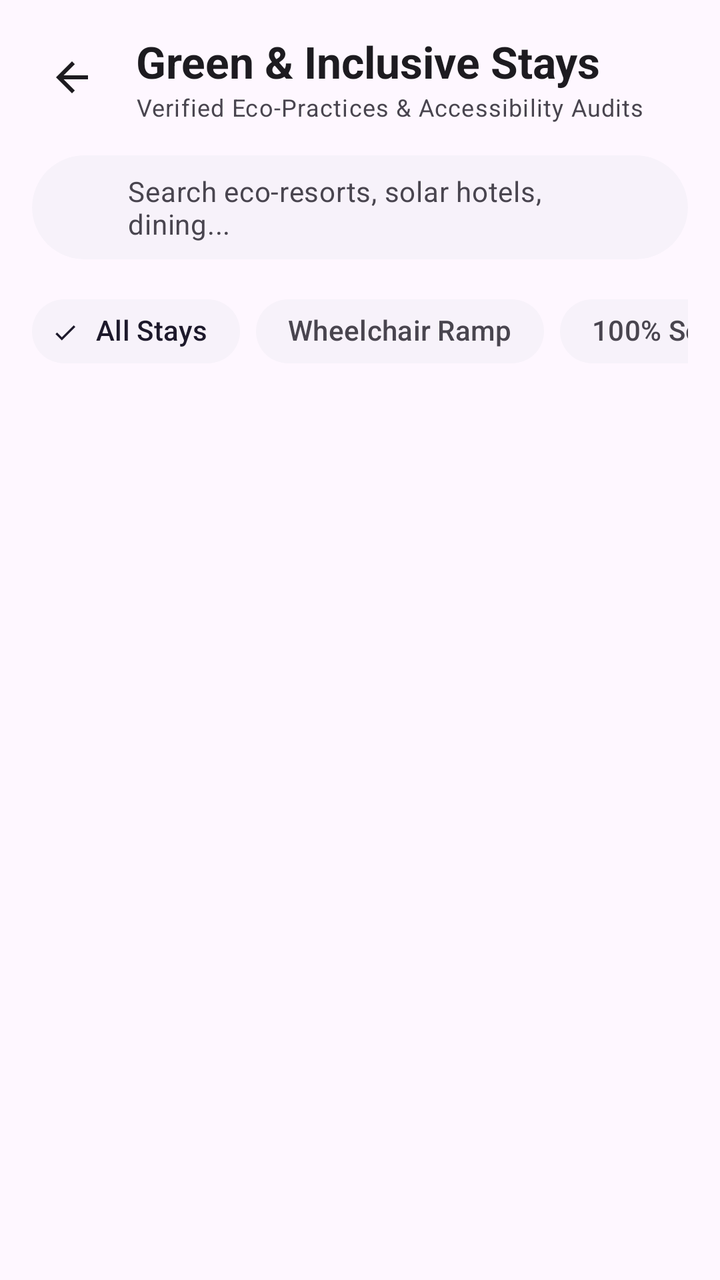
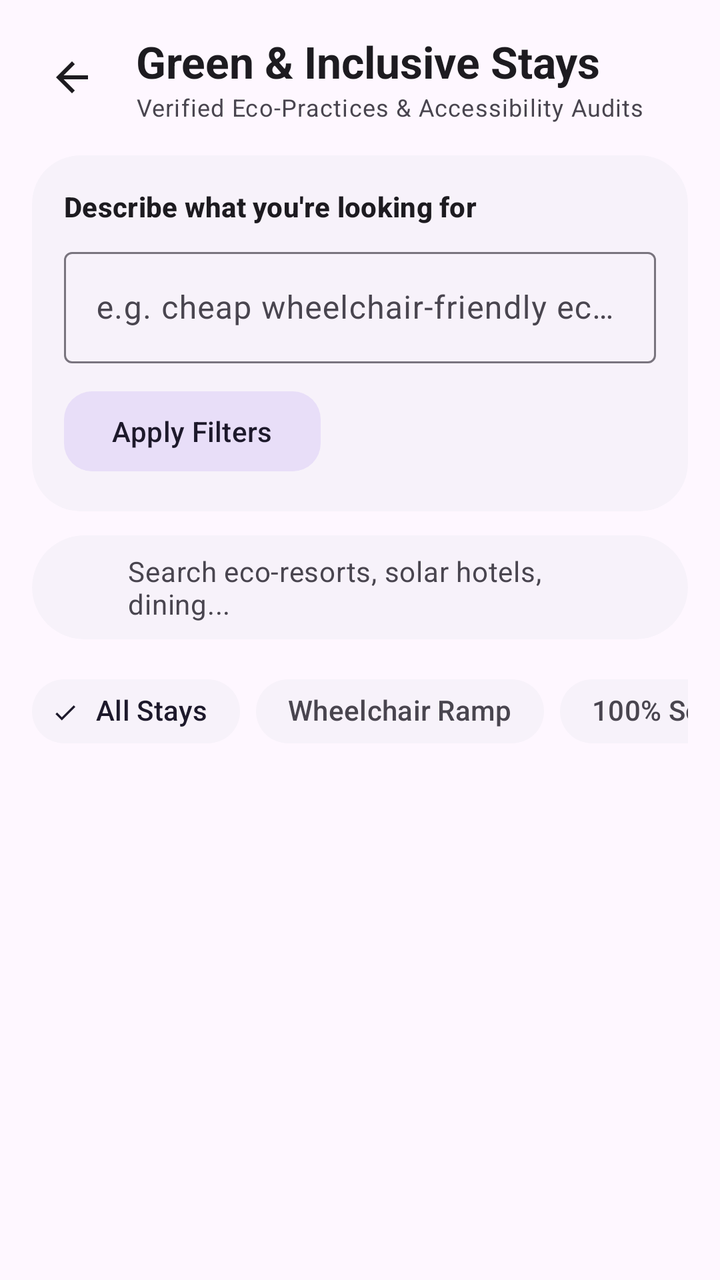

An Android layout rendered at two revisions. The XML below is the earlier revision; the diff shows what the commit changed to produce the second picture.
<!-- AndroidManifest.xml: application theme Theme.UrbanPulse -->
<!-- res/layout/activity_hospitality.xml -->
<?xml version="1.0" encoding="utf-8"?>
<androidx.coordinatorlayout.widget.CoordinatorLayout
    xmlns:android="http://schemas.android.com/apk/res/android"
    xmlns:app="http://schemas.android.com/apk/res-auto"
    xmlns:tools="http://schemas.android.com/tools"
    android:layout_width="match_parent"
    android:layout_height="match_parent"
    android:background="?attr/colorSurface">

    <LinearLayout
        android:layout_width="match_parent"
        android:layout_height="match_parent"
        android:orientation="vertical"
        android:padding="16dp">

        
        <LinearLayout
            android:layout_width="match_parent"
            android:layout_height="wrap_content"
            android:orientation="horizontal"
            android:gravity="center_vertical"
            android:layout_marginBottom="16dp">

            <ImageButton
                android:id="@+id/btnBack"
                android:layout_width="40dp"
                android:layout_height="40dp"
                android:background="?attr/selectableItemBackgroundBorderless"
                android:src="@drawable/ic_arrow_back"
                app:tint="?attr/colorOnSurface" />

            <LinearLayout
                android:layout_width="0dp"
                android:layout_height="wrap_content"
                android:layout_weight="1"
                android:layout_marginStart="12dp"
                android:orientation="vertical">

                <TextView
                    android:layout_width="wrap_content"
                    android:layout_height="wrap_content"
                    android:text="Green &amp; Inclusive Stays"
                    android:textAppearance="@style/TextAppearance.Material3.TitleLarge"
                    android:textColor="?attr/colorOnSurface"
                    android:textStyle="bold" />

                <TextView
                    android:layout_width="wrap_content"
                    android:layout_height="wrap_content"
                    android:text="Verified Eco-Practices &amp; Accessibility Audits"
                    android:textAppearance="@style/TextAppearance.Material3.BodySmall"
                    android:textColor="?attr/colorOnSurfaceVariant" />

            </LinearLayout>

        </LinearLayout>

        
        <com.google.android.material.card.MaterialCardView
            android:layout_width="match_parent"
            android:layout_height="52dp"
            style="@style/Widget.Material3.CardView.Filled"
            app:cardCornerRadius="26dp"
            app:cardBackgroundColor="?attr/colorSurfaceContainerLow"
            app:strokeWidth="0dp"
            android:layout_marginBottom="12dp">

            <LinearLayout
                android:layout_width="match_parent"
                android:layout_height="match_parent"
                android:gravity="center_vertical"
                android:paddingHorizontal="16dp">

                <ImageView
                    android:layout_width="20dp"
                    android:layout_height="20dp"
                    android:src="@drawable/ic_search"
                    app:tint="?attr/colorOnSurfaceVariant" />

                <EditText
                    android:id="@+id/etSearchHospitality"
                    android:layout_width="match_parent"
                    android:layout_height="match_parent"
                    android:background="@null"
                    android:hint="Search eco-resorts, solar hotels, dining..."
                    android:paddingHorizontal="12dp"
                    android:textAppearance="@style/TextAppearance.Material3.BodyMedium"
                    android:textColor="?attr/colorOnSurface"
                    android:textColorHint="?attr/colorOnSurfaceVariant" />

            </LinearLayout>
        </com.google.android.material.card.MaterialCardView>

        
        <HorizontalScrollView
            android:layout_width="match_parent"
            android:layout_height="wrap_content"
            android:layout_marginBottom="16dp"
            android:scrollbars="none">

            <com.google.android.material.chip.ChipGroup
                android:id="@+id/chipGroupHospitality"
                android:layout_width="wrap_content"
                android:layout_height="wrap_content"
                app:singleSelection="true">

                <com.google.android.material.chip.Chip
                    android:id="@+id/chipFilterAll"
                    style="@style/Widget.Material3.Chip.Filter"
                    android:layout_width="wrap_content"
                    android:layout_height="wrap_content"
                    android:checked="true"
                    android:text="All Stays"
                    app:chipCornerRadius="16dp"
                    app:chipBackgroundColor="?attr/colorSurfaceContainerLow"
                    app:chipStrokeWidth="0dp" />

                <com.google.android.material.chip.Chip
                    android:id="@+id/chipFilterWheelchair"
                    style="@style/Widget.Material3.Chip.Filter"
                    android:layout_width="wrap_content"
                    android:layout_height="wrap_content"
                    android:text="Wheelchair Ramp"
                    app:chipCornerRadius="16dp"
                    app:chipBackgroundColor="?attr/colorSurfaceContainerLow"
                    app:chipStrokeWidth="0dp" />

                <com.google.android.material.chip.Chip
                    android:id="@+id/chipFilterSolar"
                    style="@style/Widget.Material3.Chip.Filter"
                    android:layout_width="wrap_content"
                    android:layout_height="wrap_content"
                    android:text="100% Solar Energy"
                    app:chipCornerRadius="16dp"
                    app:chipBackgroundColor="?attr/colorSurfaceContainerLow"
                    app:chipStrokeWidth="0dp" />

                <com.google.android.material.chip.Chip
                    android:id="@+id/chipFilterZeroWaste"
                    style="@style/Widget.Material3.Chip.Filter"
                    android:layout_width="wrap_content"
                    android:layout_height="wrap_content"
                    android:text="Zero Waste Certified"
                    app:chipCornerRadius="16dp"
                    app:chipBackgroundColor="?attr/colorSurfaceContainerLow"
                    app:chipStrokeWidth="0dp" />

                <com.google.android.material.chip.Chip
                    android:id="@+id/chipFilterBraille"
                    style="@style/Widget.Material3.Chip.Filter"
                    android:layout_width="wrap_content"
                    android:layout_height="wrap_content"
                    android:text="Braille &amp; Tactile"
                    app:chipCornerRadius="16dp"
                    app:chipBackgroundColor="?attr/colorSurfaceContainerLow"
                    app:chipStrokeWidth="0dp" />

            </com.google.android.material.chip.ChipGroup>
        </HorizontalScrollView>

        
        <androidx.recyclerview.widget.RecyclerView
            android:id="@+id/rvHospitalityStays"
            android:layout_width="match_parent"
            android:layout_height="0dp"
            android:layout_weight="1"
            tools:listitem="@layout/item_hospitality_stay" />

    </LinearLayout>

</androidx.coordinatorlayout.widget.CoordinatorLayout>
<!-- res/layout/item_hospitality_stay.xml (included above) -->
<?xml version="1.0" encoding="utf-8"?>
<com.google.android.material.card.MaterialCardView
    xmlns:android="http://schemas.android.com/apk/res/android"
    xmlns:app="http://schemas.android.com/apk/res-auto"
    android:layout_width="match_parent"
    android:layout_height="wrap_content"
    android:layout_marginBottom="14dp"
    style="@style/Widget.Material3.CardView.Filled"
    app:cardCornerRadius="24dp"
    app:cardBackgroundColor="?attr/colorSurfaceContainerLow"
    app:strokeWidth="0dp">

    <LinearLayout
        android:layout_width="match_parent"
        android:layout_height="wrap_content"
        android:orientation="vertical"
        android:padding="18dp">

        
        <LinearLayout
            android:layout_width="match_parent"
            android:layout_height="wrap_content"
            android:orientation="horizontal"
            android:gravity="center_vertical">

            <LinearLayout
                android:layout_width="0dp"
                android:layout_height="wrap_content"
                android:layout_weight="1"
                android:orientation="vertical">

                <TextView
                    android:id="@+id/tvStayName"
                    android:layout_width="wrap_content"
                    android:layout_height="wrap_content"
                    android:text="The Orchid Eco-Heritage Resort"
                    android:textAppearance="@style/TextAppearance.Material3.TitleMedium"
                    android:textColor="?attr/colorOnSurface"
                    android:textStyle="bold" />

                <TextView
                    android:id="@+id/tvStayCategoryLocation"
                    android:layout_width="wrap_content"
                    android:layout_height="wrap_content"
                    android:layout_marginTop="2dp"
                    android:text="Eco-Resort • Vile Parle, Mumbai"
                    android:textAppearance="@style/TextAppearance.Material3.BodySmall"
                    android:textColor="?attr/colorOnSurfaceVariant" />

            </LinearLayout>

            <com.google.android.material.card.MaterialCardView
                android:layout_width="wrap_content"
                android:layout_height="wrap_content"
                app:cardCornerRadius="12dp"
                app:cardBackgroundColor="?attr/colorPrimary"
                app:cardElevation="0dp">

                <TextView
                    android:id="@+id/tvEcoBadge"
                    android:layout_width="wrap_content"
                    android:layout_height="wrap_content"
                    android:paddingHorizontal="10dp"
                    android:paddingVertical="4dp"
                    android:text="Eco Level 5"
                    android:textAppearance="@style/TextAppearance.Material3.LabelMedium"
                    android:textColor="?attr/colorOnPrimary"
                    android:textStyle="bold" />

            </com.google.android.material.card.MaterialCardView>

        </LinearLayout>

        
        <TextView
            android:id="@+id/tvBadges"
            android:layout_width="wrap_content"
            android:layout_height="wrap_content"
            android:layout_marginTop="8dp"
            android:text="🏆 Best Balance"
            android:textAppearance="@style/TextAppearance.Material3.LabelSmall"
            android:textColor="?attr/colorPrimary"
            android:textStyle="bold" />

        
        <View
            android:layout_width="match_parent"
            android:layout_height="1dp"
            android:layout_marginVertical="12dp"
            android:background="?attr/colorSurfaceVariant"
            android:alpha="0.3" />

        
        <LinearLayout
            android:layout_width="match_parent"
            android:layout_height="wrap_content"
            android:orientation="horizontal"
            android:gravity="center_vertical">

            <ImageView
                android:layout_width="18dp"
                android:layout_height="18dp"
                android:src="@drawable/ic_dashboard"
                app:tint="?attr/colorPrimary" />

            <TextView
                android:id="@+id/tvEnergyWaste"
                android:layout_width="match_parent"
                android:layout_height="wrap_content"
                android:layout_marginStart="8dp"
                android:text="100% Solar &amp; Wind • Zero Single-Use Plastic"
                android:textAppearance="@style/TextAppearance.Material3.BodySmall"
                android:textColor="?attr/colorOnSurface" />

        </LinearLayout>

        
        <LinearLayout
            android:layout_width="match_parent"
            android:layout_height="wrap_content"
            android:layout_marginTop="6dp"
            android:orientation="horizontal"
            android:gravity="center_vertical">

            <ImageView
                android:layout_width="18dp"
                android:layout_height="18dp"
                android:src="@drawable/ic_map"
                app:tint="?attr/colorPrimary" />

            <TextView
                android:id="@+id/tvCarbonImpact"
                android:layout_width="match_parent"
                android:layout_height="wrap_content"
                android:layout_marginStart="8dp"
                android:text="4.2 kg CO2e / night (68% below city avg)"
                android:textAppearance="@style/TextAppearance.Material3.BodySmall"
                android:textColor="?attr/colorOnSurfaceVariant" />

        </LinearLayout>

        
        <TextView
            android:id="@+id/tvAccessibilityTags"
            android:layout_width="match_parent"
            android:layout_height="wrap_content"
            android:layout_marginTop="10dp"
            android:text="Accessibility: Wheelchair Ramp • Roll-in Shower • Braille Elevator • Hearing Loop"
            android:textAppearance="@style/TextAppearance.Material3.BodySmall"
            android:textColor="?attr/colorOnSurface"
            android:textStyle="bold" />

        
        <LinearLayout
            android:layout_width="match_parent"
            android:layout_height="wrap_content"
            android:layout_marginTop="14dp"
            android:orientation="horizontal"
            android:gravity="center_vertical">

            <LinearLayout
                android:layout_width="0dp"
                android:layout_height="wrap_content"
                android:layout_weight="1"
                android:orientation="vertical">

                <TextView
                    android:id="@+id/tvPrice"
                    android:layout_width="wrap_content"
                    android:layout_height="wrap_content"
                    android:text="₹4,200 / night"
                    android:textAppearance="@style/TextAppearance.Material3.TitleMedium"
                    android:textColor="?attr/colorOnSurface"
                    android:textStyle="bold" />

                <TextView
                    android:id="@+id/tvAccessibilityScore"
                    android:layout_width="wrap_content"
                    android:layout_height="wrap_content"
                    android:text="98% Accessibility Index"
                    android:textAppearance="@style/TextAppearance.Material3.LabelSmall"
                    android:textColor="?attr/colorOnSurfaceVariant" />

            </LinearLayout>

            <com.google.android.material.button.MaterialButton
                android:id="@+id/btnViewAudit"
                style="@style/Widget.Material3.Button.TonalButton"
                android:layout_width="wrap_content"
                android:layout_height="wrap_content"
                android:text="View Audit"
                app:cornerRadius="16dp" />

        </LinearLayout>

    </LinearLayout>
</com.google.android.material.card.MaterialCardView>
<!-- resources referenced by this layout -->
<resources>
  <!-- drawable ic_arrow_back (drawable) -->
  <vector xmlns:android="http://schemas.android.com/apk/res/android"
      android:width="24dp"
      android:height="24dp"
      android:viewportWidth="24"
      android:viewportHeight="24">
    <path
        android:fillColor="@android:color/white"
        android:pathData="M20,11H7.83l5.59,-5.59L12,4l-8,8 8,8 1.41,-1.41L7.83,13H20v-2z"/>
  </vector>
  <!-- drawable ic_dashboard (drawable) -->
  <vector xmlns:android="http://schemas.android.com/apk/res/android"
      android:width="24dp"
      android:height="24dp"
      android:viewportWidth="24"
      android:viewportHeight="24">
    <path
        android:fillColor="@android:color/white"
        android:pathData="M3,13h8L11,3L3,3v10zM3,21h8v-6L3,15v6zM13,21h8L21,11h-8v10zM13,3v6h8L21,3h-8z"/>
  </vector>
  <!-- drawable ic_map (drawable) -->
  <vector xmlns:android="http://schemas.android.com/apk/res/android"
      android:width="24dp"
      android:height="24dp"
      android:viewportWidth="24"
      android:viewportHeight="24">
    <path
        android:fillColor="@android:color/white"
        android:pathData="M20.5,3l-0.16,0.03L15,5.1 9,3 3.36,4.9c-0.21,0.07 -0.36,0.25 -0.36,0.48V20.5c0,0.28 0.22,0.5 0.5,0.5l0.16,-0.03L9,18.9l6,2.1 5.64,-1.9c0.21,-0.07 0.36,-0.25 0.36,-0.48V3.5c0,-0.28 -0.22,-0.5 -0.5,-0.5zM15,19l-6,-2.11V5l6,2.11V19z"/>
  </vector>
  <!-- drawable ic_search (drawable) -->
  <?xml version="1.0" encoding="utf-8"?>
  <selector xmlns:android="http://schemas.android.com/apk/res/android">
    
  </selector>
  <style name="Theme.UrbanPulse" parent="Theme.Material3.DayNight.NoActionBar">
          <item name="colorPrimary">@color/primary_green</item>
          <item name="colorSecondary">@color/teal_700</item>
          <item name="android:statusBarColor">?attr/colorSurface</item>
          <item name="android:windowLightStatusBar" tools:targetApi="m">true</item>
      </style>
  <color name="primary_green">#10B981</color>
  <color name="teal_700">#0F766E</color>
</resources>

<!-- the commit's change to res/layout/activity_hospitality.xml (unified diff, before → after) -->
@@ -54,6 +54,66 @@
             </LinearLayout>
 
         </LinearLayout>
+
+        
+        <com.google.android.material.card.MaterialCardView
+            android:layout_width="match_parent"
+            android:layout_height="wrap_content"
+            style="@style/Widget.Material3.CardView.Filled"
+            app:cardCornerRadius="24dp"
+            app:cardBackgroundColor="?attr/colorSurfaceContainerLow"
+            app:strokeWidth="0dp"
+            android:layout_marginBottom="12dp">
+
+            <LinearLayout
+                android:layout_width="match_parent"
+                android:layout_height="wrap_content"
+                android:orientation="vertical"
+                android:padding="16dp">
+
+                <TextView
+                    android:layout_width="wrap_content"
+                    android:layout_height="wrap_content"
+                    android:text="Describe what you're looking for"
+                    android:textAppearance="@style/TextAppearance.Material3.TitleSmall"
+                    android:textColor="?attr/colorOnSurface"
+                    android:textStyle="bold" />
+
+                <com.google.android.material.textfield.TextInputLayout
+                    style="@style/Widget.Material3.TextInputLayout.OutlinedBox"
+                    android:layout_width="match_parent"
+                    android:layout_height="wrap_content"
+                    android:layout_marginTop="8dp"
+                    android:hint="e.g. cheap wheelchair-friendly eco stay">
+
+                    <com.google.android.material.textfield.TextInputEditText
+                        android:id="@+id/etHospitalityIntent"
+                        android:layout_width="match_parent"
+                        android:layout_height="wrap_content"
+                        android:inputType="text" />
+
+                </com.google.android.material.textfield.TextInputLayout>
+
+                <com.google.android.material.button.MaterialButton
+                    android:id="@+id/btnApplyHospitalityIntent"
+                    style="@style/Widget.Material3.Button.TonalButton"
+                    android:layout_width="wrap_content"
+                    android:layout_height="wrap_content"
+                    android:layout_marginTop="10dp"
+                    android:text="Apply Filters"
+                    app:cornerRadius="14dp" />
+
+                <TextView
+                    android:id="@+id/tvHospitalityIntentSummary"
+                    android:layout_width="match_parent"
+                    android:layout_height="wrap_content"
+                    android:layout_marginTop="8dp"
+                    android:textAppearance="@style/TextAppearance.Material3.BodySmall"
+                    android:textColor="?attr/colorOnSurfaceVariant"
+                    android:visibility="gone" />
+
+            </LinearLayout>
+        </com.google.android.material.card.MaterialCardView>
 
         
         <com.google.android.material.card.MaterialCardView
